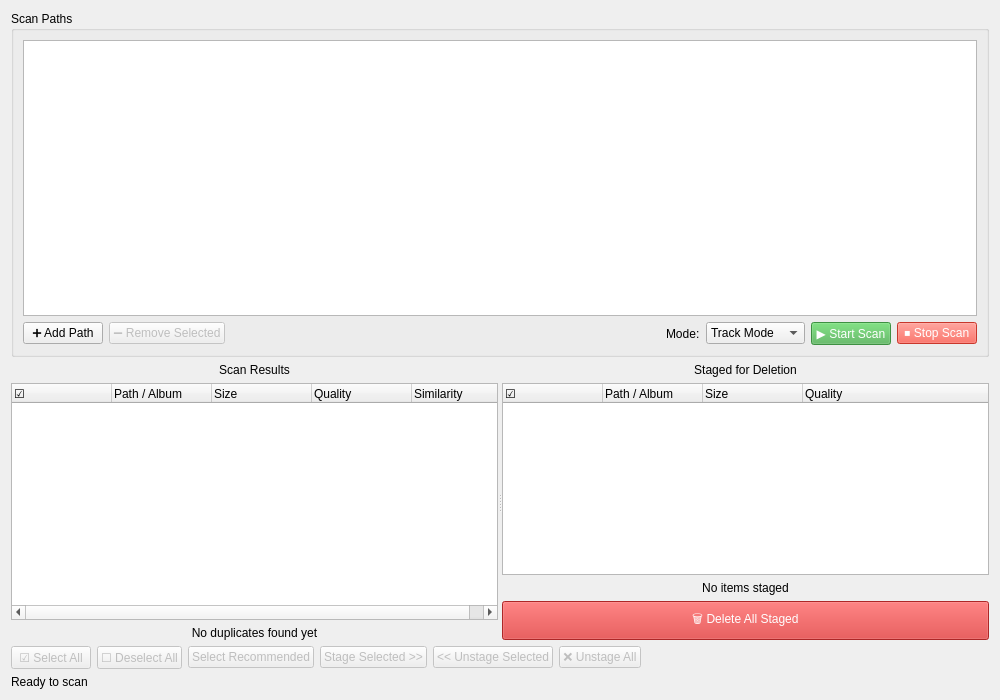
Old version of the form src/duperscooper_gui/ui/dual_pane_widget.ui in the repository ohtostado/duperscooper.
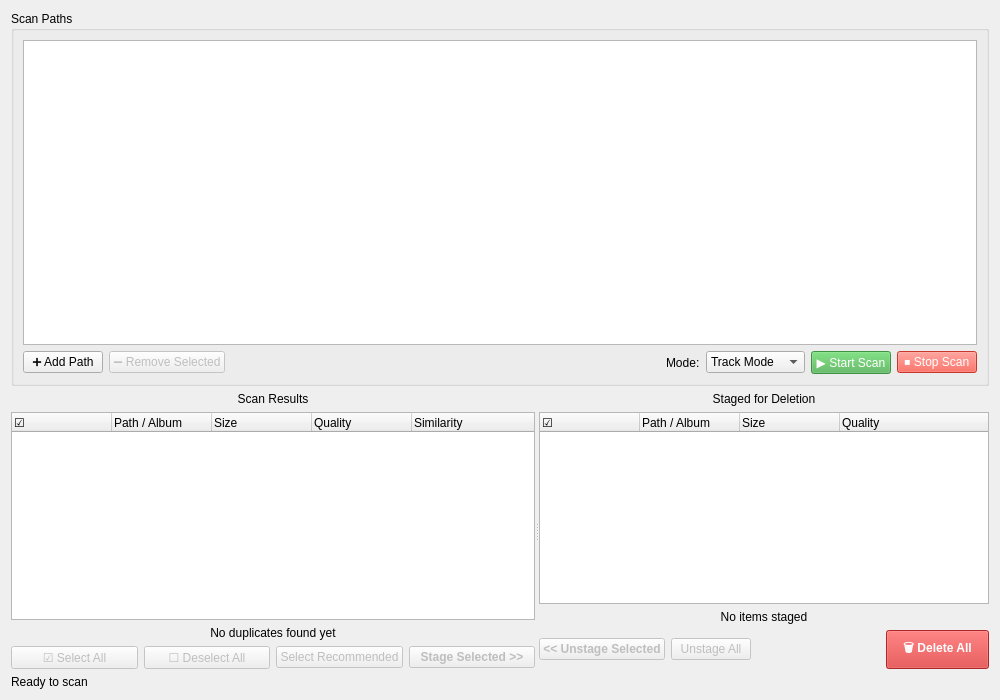
New version of the form.

Commit message: refactor: split button groups to align with their respective lists

```diff
--- a/src/duperscooper_gui/ui/dual_pane_widget.ui
+++ b/src/duperscooper_gui/ui/dual_pane_widget.ui
@@ -208,6 +208,66 @@
          </property>
         </widget>
        </item>
+       <item>
+        <!-- Results buttons group -->
+        <layout class="QHBoxLayout" name="resultsButtonLayout">
+         <item>
+          <widget class="QPushButton" name="selectAllButton">
+           <property name="text">
+            <string>☑ Select All</string>
+           </property>
+           <property name="enabled">
+            <bool>false</bool>
+           </property>
+           <property name="toolTip">
+            <string>Select all items in results pane</string>
+           </property>
+          </widget>
+         </item>
+         <item>
+          <widget class="QPushButton" name="deselectAllButton">
+           <property name="text">
+            <string>☐ Deselect All</string>
+           </property>
+           <property name="enabled">
+            <bool>false</bool>
+           </property>
+           <property name="toolTip">
+            <string>Deselect all items in results pane</string>
+           </property>
+          </widget>
+         </item>
+         <item>
+          <widget class="QPushButton" name="selectRecommendedButton">
+           <property name="text">
+            <string>Select Recommended</string>
+           </property>
+           <property name="enabled">
+            <bool>false</bool>
+           </property>
+           <property name="toolTip">
+            <string>Select items recommended for deletion (lower quality duplicates)</string>
+           </property>
+          </widget>
+         </item>
+         <item>
+          <widget class="QPushButton" name="stageButton">
+           <property name="text">
+            <string>Stage Selected &gt;&gt;</string>
+           </property>
+           <property name="enabled">
+            <bool>false</bool>
+           </property>
+           <property name="toolTip">
+            <string>Move selected items from results to staging pane</string>
+           </property>
+           <property name="styleSheet">
+            <string notr="true">font-weight: bold;</string>
+           </property>
+          </widget>
+         </item>
+        </layout>
+       </item>
       </layout>
      </widget>
      <widget class="QWidget" name="stagingWidget">
@@ -263,83 +323,8 @@
         </widget>
        </item>
        <item>
-        <widget class="QPushButton" name="deleteAllButton">
-         <property name="text">
-          <string>🗑️ Delete All Staged</string>
-         </property>
-         <property name="enabled">
-          <bool>false</bool>
-         </property>
-         <property name="toolTip">
-          <string>Delete all staged items (move to .deletedByDuperscooper)</string>
-         </property>
-         <property name="styleSheet">
-          <string notr="true">background-color: #d32f2f; color: white; padding: 8px 16px;</string>
-         </property>
-        </widget>
-       </item>
-      </layout>
-     </widget>
-    </widget>
-   </item>
-   <item>
-    <!-- Bottom button bar -->
-    <layout class="QHBoxLayout" name="buttonBarLayout">
-     <item>
-      <widget class="QPushButton" name="selectAllButton">
-       <property name="text">
-        <string>☑ Select All</string>
-       </property>
-       <property name="enabled">
-        <bool>false</bool>
-       </property>
-       <property name="toolTip">
-        <string>Select all items in results pane</string>
-       </property>
-      </widget>
-     </item>
-     <item>
-      <widget class="QPushButton" name="deselectAllButton">
-       <property name="text">
-        <string>☐ Deselect All</string>
-       </property>
-       <property name="enabled">
-        <bool>false</bool>
-       </property>
-       <property name="toolTip">
-        <string>Deselect all items in results pane</string>
-       </property>
-      </widget>
-     </item>
-     <item>
-      <widget class="QPushButton" name="selectRecommendedButton">
-       <property name="text">
-        <string>Select Recommended</string>
-       </property>
-       <property name="enabled">
-        <bool>false</bool>
-       </property>
-       <property name="toolTip">
-        <string>Select items recommended for deletion (lower quality duplicates)</string>
-       </property>
-      </widget>
-     </item>
-     <item>
-      <widget class="QPushButton" name="stageButton">
-       <property name="text">
-        <string>Stage Selected &gt;&gt;</string>
-       </property>
-       <property name="enabled">
-        <bool>false</bool>
-       </property>
-       <property name="toolTip">
-        <string>Move selected items from results to staging pane</string>
-       </property>
-       <property name="styleSheet">
-        <string notr="true"></string>
-       </property>
-      </widget>
-     </item>
+        <!-- Staging buttons group -->
+        <layout class="QHBoxLayout" name="stagingButtonLayout">
      <item>
       <widget class="QPushButton" name="unstageButton">
        <property name="text">
@@ -352,14 +337,14 @@
         <string>Move selected items from staging back to results pane</string>
        </property>
        <property name="styleSheet">
-        <string notr="true"></string>
+            <string notr="true">font-weight: bold;</string>
        </property>
       </widget>
      </item>
      <item>
       <widget class="QPushButton" name="clearStagingButton">
        <property name="text">
-        <string>❌ Unstage All</string>
+            <string>Unstage All</string>
        </property>
        <property name="enabled">
         <bool>false</bool>
@@ -382,7 +367,27 @@
        </property>
       </spacer>
      </item>
-    </layout>
+         <item>
+          <widget class="QPushButton" name="deleteAllButton">
+           <property name="text">
+            <string>🗑️ Delete All</string>
+           </property>
+           <property name="enabled">
+            <bool>false</bool>
+           </property>
+           <property name="toolTip">
+            <string>Delete all staged items (move to .deletedByDuperscooper)</string>
+           </property>
+           <property name="styleSheet">
+            <string notr="true">background-color: #d32f2f; color: white; padding: 8px 16px; font-weight: bold;</string>
+           </property>
+          </widget>
+         </item>
+        </layout>
+       </item>
+      </layout>
+     </widget>
+    </widget>
    </item>
    <item>
     <widget class="QLabel" name="statusLabel">
```
Lines whose indentation alone changed are shown as unchanged.
